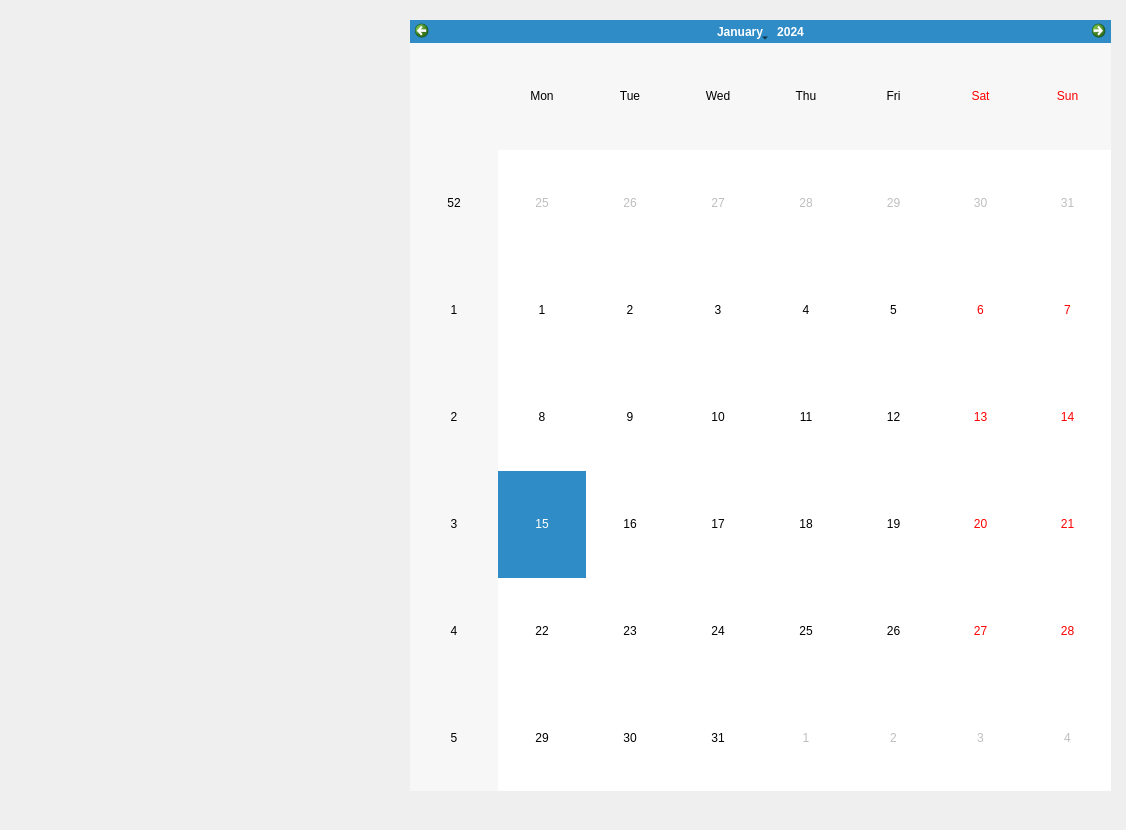
First picture: the form in DailyQuarantineApp/DailyQuarantineApp/MainWindowApp.ui, repository brasilnike/DNC, before the edit.
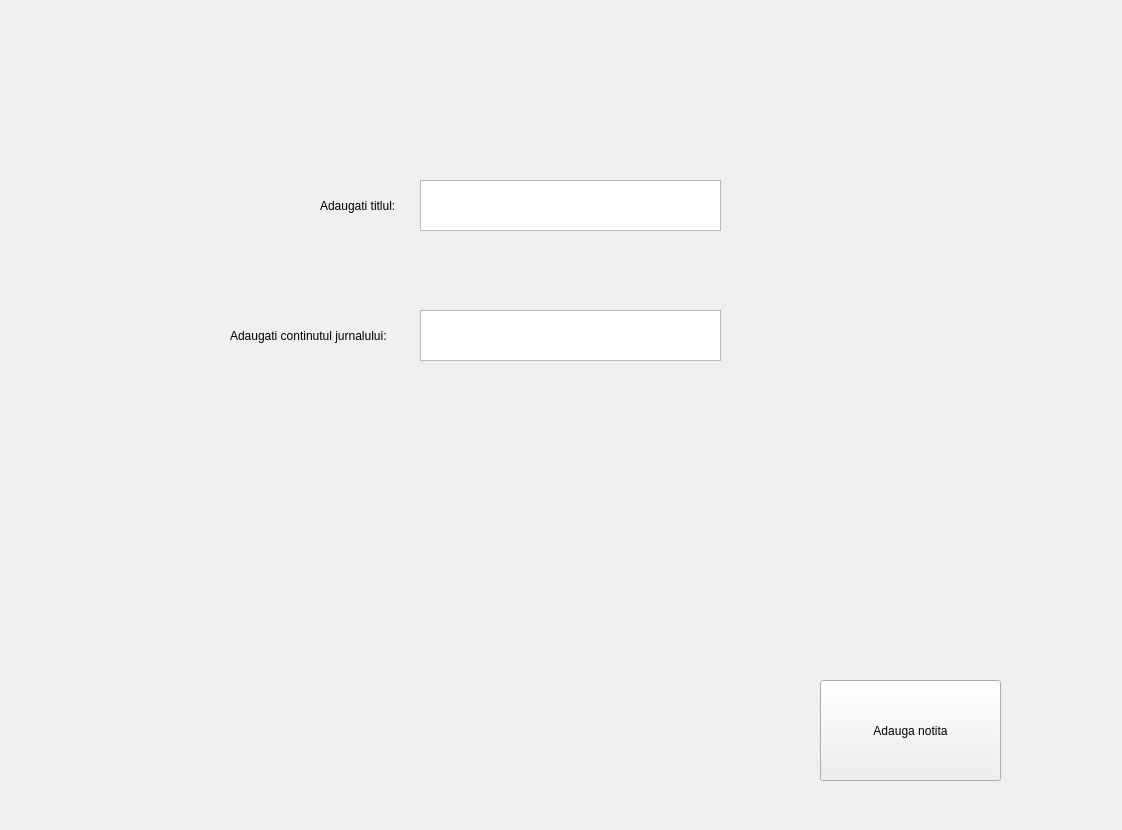
Second picture: the form after the edit. The open tabs and pages were chosen to show the change.

Commit message: Created Notes class

Patch:
```diff
--- a/DailyQuarantineApp/DailyQuarantineApp/MainWindowApp.ui
+++ b/DailyQuarantineApp/DailyQuarantineApp/MainWindowApp.ui
@@ -6,7 +6,7 @@
    <rect>
     <x>0</x>
     <y>0</y>
-    <width>1126</width>
+    <width>1122</width>
     <height>830</height>
    </rect>
   </property>
@@ -75,6 +75,80 @@
        <width>701</width>
        <height>771</height>
       </rect>
+     </property>
+    </widget>
+    <widget class="QLabel" name="label">
+     <property name="geometry">
+      <rect>
+       <x>100</x>
+       <y>220</y>
+       <width>131</width>
+       <height>141</height>
+      </rect>
+     </property>
+     <property name="text">
+      <string>Gol</string>
+     </property>
+    </widget>
+   </widget>
+   <widget class="QWidget" name="Notes">
+    <widget class="QTextEdit" name="title">
+     <property name="geometry">
+      <rect>
+       <x>410</x>
+       <y>170</y>
+       <width>301</width>
+       <height>51</height>
+      </rect>
+     </property>
+    </widget>
+    <widget class="QLabel" name="titleLabel">
+     <property name="geometry">
+      <rect>
+       <x>310</x>
+       <y>180</y>
+       <width>101</width>
+       <height>31</height>
+      </rect>
+     </property>
+     <property name="text">
+      <string>Adaugati titlul:</string>
+     </property>
+    </widget>
+    <widget class="QLabel" name="notesLabel">
+     <property name="geometry">
+      <rect>
+       <x>220</x>
+       <y>310</y>
+       <width>181</width>
+       <height>31</height>
+      </rect>
+     </property>
+     <property name="text">
+      <string>Adaugati continutul jurnalului:</string>
+     </property>
+    </widget>
+    <widget class="QTextEdit" name="notes">
+     <property name="geometry">
+      <rect>
+       <x>410</x>
+       <y>300</y>
+       <width>301</width>
+       <height>51</height>
+      </rect>
+     </property>
+    </widget>
+    <widget class="QPushButton" name="addNoteButton">
+     <property name="geometry">
+      <rect>
+       <x>810</x>
+       <y>670</y>
+       <width>181</width>
+       <height>101</height>
+      </rect>
+     </property>
+     <property name="text">
+      <string>Adauga notita</string>
      </property>
     </widget>
    </widget>
```
Left out of the diff: 2 changed lines with no effect on the pictures. The commit also changes 6 other files.
